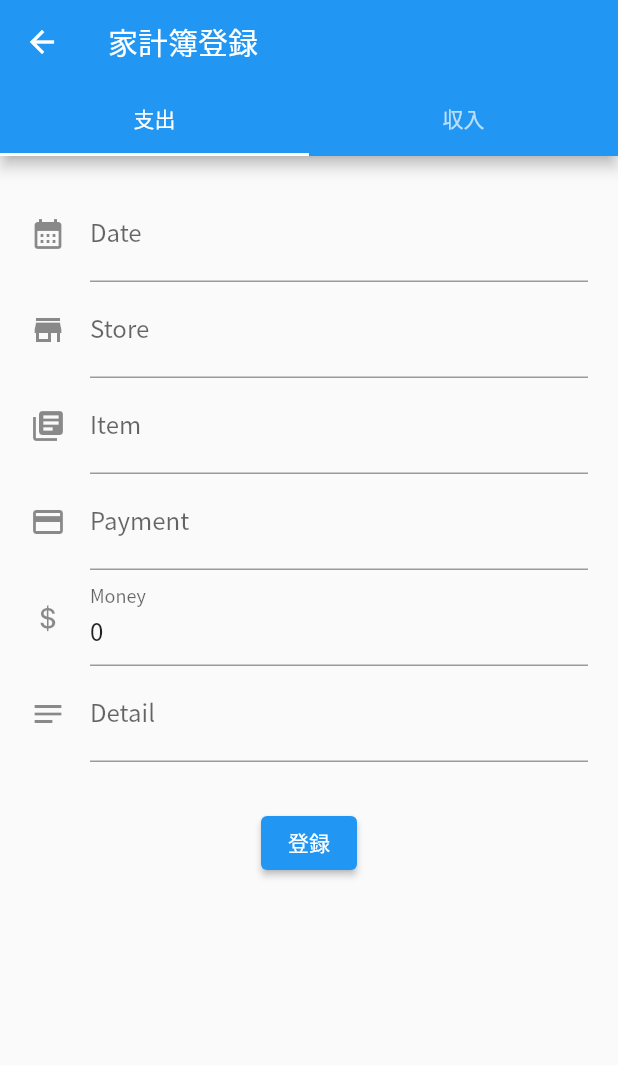
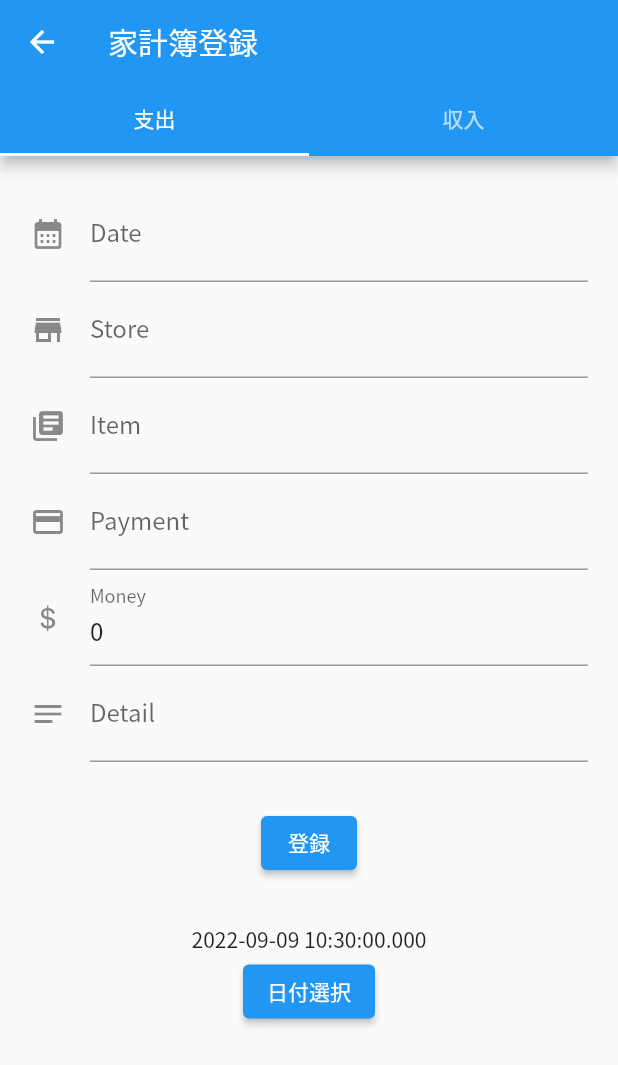
Before and after one commit to kewpie134134/account-book, a Flutter app: the InputFormPage screen opened directly, on a phone screen of 412 x 824 dp. Shown: the top 1065 px of the screen. Run offline on Flutter 3.47's test engine with Material 2 defaults, Android fonts, the phone set to English and light mode, and no system bars; our stand-ins replace cloud_firestore, firebase_core, fl_chart, flutter_riverpod; accounts and stored records are empty.

Commit message:
[add] DatePicker を仮実装

```diff
--- /dev/null
+++ b/lib/components/custom_date_picker.dart
@@ -0,0 +1,37 @@
+import 'package:flutter/material.dart';
+
+class CustomDatePicker extends StatefulWidget {
+  const CustomDatePicker({Key? key}) : super(key: key);
+
+  @override
+  State<CustomDatePicker> createState() => _ChangeFormState();
+}
+
+class _ChangeFormState extends State<CustomDatePicker> {
+  DateTime _date = DateTime.now();
+
+  Future<void> _selectDate(BuildContext context) async {
+    final DateTime? picked = await showDatePicker(
+      context: context,
+      initialDate: _date,
+      firstDate: DateTime(2000),
+      lastDate: DateTime(3000),
+    );
+    setState(() => _date = picked!);
+  }
+
+  @override
+  Widget build(BuildContext context) {
+    return Container(
+        padding: const EdgeInsets.all(0.0),
+        child: Column(
+          children: <Widget>[
+            Center(child: Text("$_date")),
+            ElevatedButton(
+              onPressed: () => _selectDate(context),
+              child: const Text('日付選択'),
+            )
+          ],
+        ));
+  }
+}
--- a/lib/pages/input_form.dart
+++ b/lib/pages/input_form.dart
@@ -1,4 +1,5 @@
 import 'package:account_book/entities/account_data.dart';
+import 'package:account_book/components/custom_date_picker.dart';
 import 'package:cloud_firestore/cloud_firestore.dart';
 import 'package:flutter/cupertino.dart';
 import 'package:flutter/material.dart';
@@ -99,6 +100,7 @@ class InputFormPage extends StatelessWidget {
                 mounted,
                 type,
               ),
+              const CustomDatePicker(),
             ],
           ),
         ),
```
Also changed, not shown: lib/main.dart (+9 -0 lines), pubspec.yaml (+4 -4 lines), pubspec.lock.
